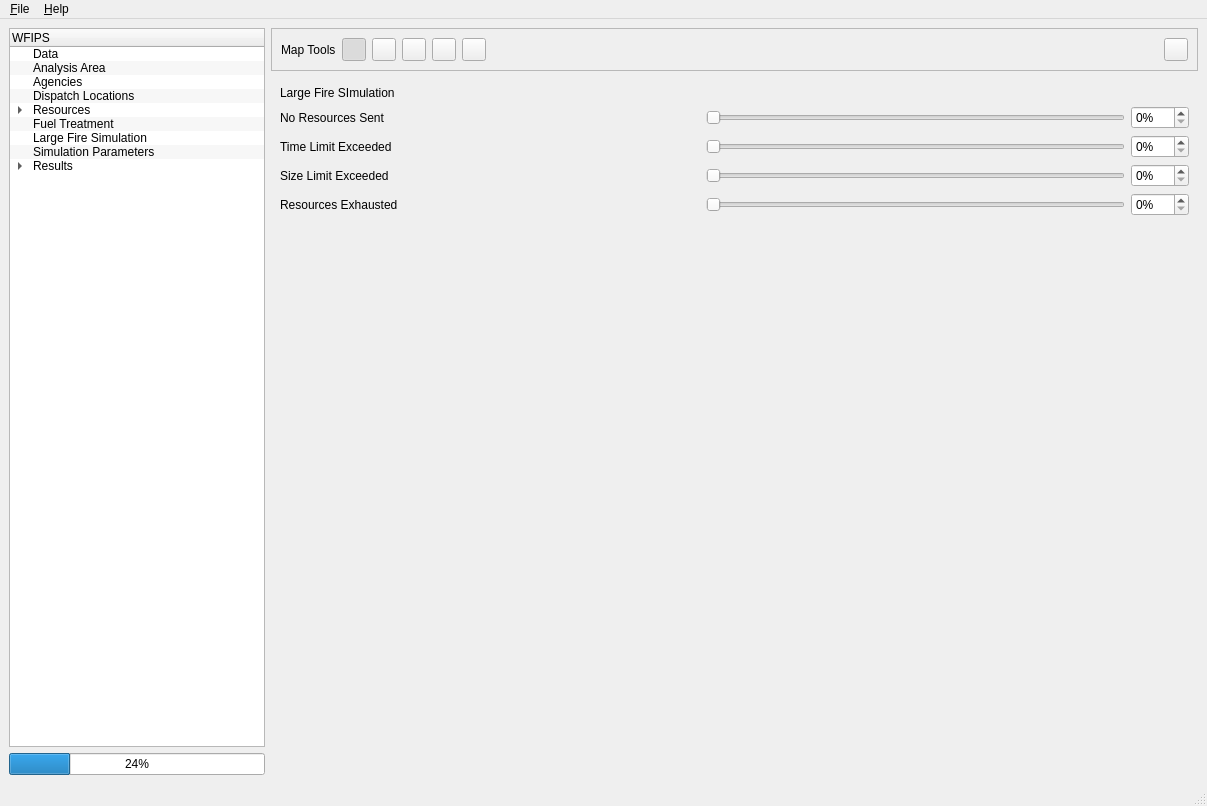
Old version of the form irs/src/gui/wfipsmainwindow.ui in the repository firelab/wfips.
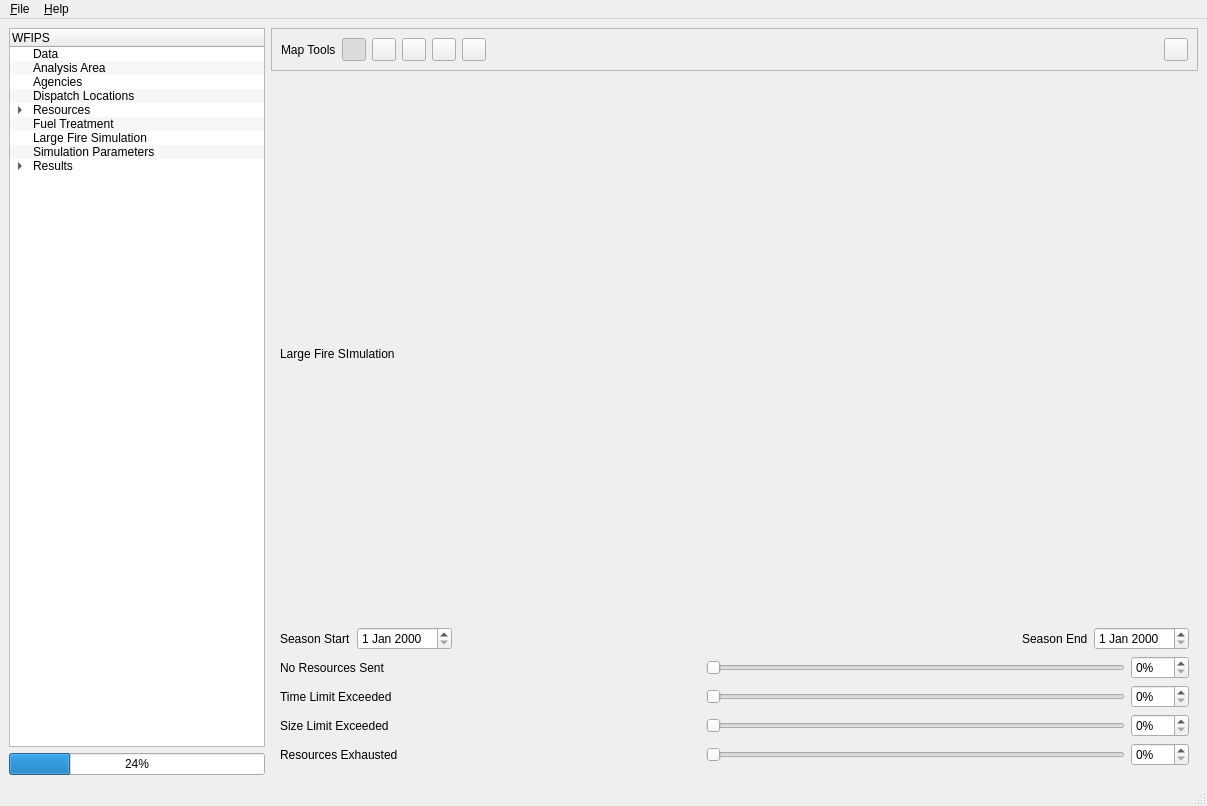
New version of the form. The open tabs and pages were chosen to show the change.

```diff
--- a/irs/src/gui/wfipsmainwindow.ui
+++ b/irs/src/gui/wfipsmainwindow.ui
@@ -1495,6 +1495,43 @@
             </property>
            </widget>
           </item>
+          <item>
+           <layout class="QHBoxLayout" name="horizontalLayout_24">
+            <item>
+             <widget class="QLabel" name="label_15">
+              <property name="text">
+               <string>Season Start</string>
+              </property>
+             </widget>
+            </item>
+            <item>
+             <widget class="QDateEdit" name="dateEdit_2"/>
+            </item>
+            <item>
+             <spacer name="horizontalSpacer_13">
+              <property name="orientation">
+               <enum>Qt::Horizontal</enum>
+              </property>
+              <property name="sizeHint" stdset="0">
+               <size>
+                <width>40</width>
+                <height>20</height>
+               </size>
+              </property>
+             </spacer>
+            </item>
+            <item>
+             <widget class="QLabel" name="label_21">
+              <property name="text">
+               <string>Season End</string>
+              </property>
+             </widget>
+            </item>
+            <item>
+             <widget class="QDateEdit" name="dateEdit"/>
+            </item>
+           </layout>
+          </item>
           <item>
            <layout class="QHBoxLayout" name="horizontalLayout_50">
             <item>
@@ -1679,19 +1716,6 @@
             </item>
            </layout>
           </item>
-          <item>
-           <spacer name="verticalSpacer_2">
-            <property name="orientation">
-             <enum>Qt::Vertical</enum>
-            </property>
-            <property name="sizeHint" stdset="0">
-             <size>
-              <width>20</width>
-              <height>40</height>
-             </size>
-            </property>
-           </spacer>
-          </item>
          </layout>
         </widget>
         <widget class="QWidget" name="simParamPage">
```
Left out of the diff: 2 changed lines with no effect on the pictures.
